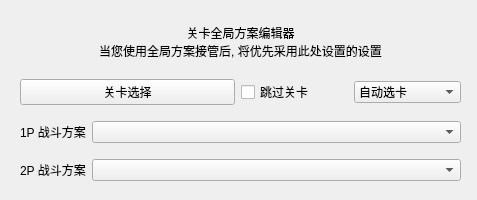
StareAbyss/FoodsVsMiceAutoAssistant, file resource/ui/StagePlanEditor.ui: the form before one commit.
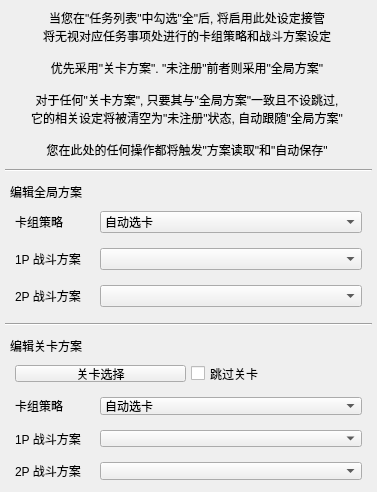
The form after the commit. Custom widgets are drawn as their Qt base class.

Commit message: feat(全局方案): 分离全局方案和关卡方案功能. 激活全局关卡方案功能后, 优先读取关卡方案, 没有则读取全局方案. 完成该功能的编辑器 / 读取和使用 / 默认配置 / 旧版兼容.

What changed in the file:
```diff
--- a/resource/ui/StagePlanEditor.ui
+++ b/resource/ui/StagePlanEditor.ui
@@ -6,8 +6,8 @@
    <rect>
     <x>0</x>
     <y>0</y>
-    <width>477</width>
-    <height>200</height>
+    <width>377</width>
+    <height>492</height>
    </rect>
   </property>
   <property name="windowTitle">
@@ -16,10 +16,10 @@
   <widget class="QWidget" name="verticalLayoutWidget">
    <property name="geometry">
     <rect>
-     <x>10</x>
-     <y>10</y>
-     <width>461</width>
-     <height>181</height>
+     <x>0</x>
+     <y>0</y>
+     <width>377</width>
+     <height>494</height>
     </rect>
    </property>
    <layout class="QVBoxLayout" name="verticalLayout">
@@ -37,11 +37,33 @@
     </property>
     <item>
      <layout class="QHBoxLayout" name="horizontalLayout_4">
+      <property name="spacing">
+       <number>5</number>
+      </property>
+      <property name="leftMargin">
+       <number>2</number>
+      </property>
+      <property name="topMargin">
+       <number>5</number>
+      </property>
+      <property name="rightMargin">
+       <number>5</number>
+      </property>
+      <property name="bottomMargin">
+       <number>5</number>
+      </property>
       <item>
        <widget class="QLabel" name="label_6">
         <property name="text">
-         <string>关卡全局方案编辑器
-当您使用全局方案接管后, 将优先采用此处设置的设置</string>
+         <string>当您在&quot;任务列表&quot;中勾选&quot;全&quot;后, 将启用此处设定接管
+将无视对应任务事项处进行的卡组策略和战斗方案设定
+
+优先采用&quot;关卡方案&quot;. &quot;未注册&quot;前者则采用&quot;全局方案&quot;
+
+对于任何&quot;关卡方案&quot;, 只要其与&quot;全局方案&quot;一致且不设跳过,
+它的相关设定将被清空为&quot;未注册&quot;状态, 自动跟随&quot;全局方案&quot;
+
+您在此处的任何操作都将触发&quot;方案读取&quot;和&quot;自动保存&quot;</string>
         </property>
         <property name="alignment">
          <set>Qt::AlignCenter</set>
@@ -51,7 +73,271 @@
      </layout>
     </item>
     <item>
-     <layout class="QHBoxLayout" name="horizontalLayout_3" stretch="2,1,1">
+     <widget class="Line" name="line_2">
+      <property name="orientation">
+       <enum>Qt::Horizontal</enum>
+      </property>
+     </widget>
+    </item>
+    <item>
+     <layout class="QVBoxLayout" name="verticalLayout_2">
+      <property name="spacing">
+       <number>5</number>
+      </property>
+      <property name="leftMargin">
+       <number>5</number>
+      </property>
+      <property name="topMargin">
+       <number>5</number>
+      </property>
+      <property name="rightMargin">
+       <number>5</number>
+      </property>
+      <property name="bottomMargin">
+       <number>5</number>
+      </property>
+      <item>
+       <widget class="QLabel" name="label_12">
+        <property name="sizePolicy">
+         <sizepolicy hsizetype="Preferred" vsizetype="Fixed">
+          <horstretch>0</horstretch>
+          <verstretch>0</verstretch>
+         </sizepolicy>
+        </property>
+        <property name="text">
+         <string>编辑全局方案</string>
+        </property>
+       </widget>
+      </item>
+      <item>
+       <layout class="QHBoxLayout" name="horizontalLayout_8" stretch="1,20">
+        <property name="leftMargin">
+         <number>5</number>
+        </property>
+        <property name="topMargin">
+         <number>5</number>
+        </property>
+        <property name="rightMargin">
+         <number>5</number>
+        </property>
+        <property name="bottomMargin">
+         <number>5</number>
+        </property>
+        <item>
+         <widget class="QLabel" name="label_11">
+          <property name="sizePolicy">
+           <sizepolicy hsizetype="Preferred" vsizetype="Fixed">
+            <horstretch>0</horstretch>
+            <verstretch>0</verstretch>
+           </sizepolicy>
+          </property>
+          <property name="minimumSize">
+           <size>
+            <width>80</width>
+            <height>0</height>
+           </size>
+          </property>
+          <property name="text">
+           <string>卡组策略</string>
+          </property>
+         </widget>
+        </item>
+        <item>
+         <widget class="QComboBox" name="GlobalDeckBox">
+          <property name="sizePolicy">
+           <sizepolicy hsizetype="Preferred" vsizetype="Fixed">
+            <horstretch>0</horstretch>
+            <verstretch>0</verstretch>
+           </sizepolicy>
+          </property>
+          <property name="minimumSize">
+           <size>
+            <width>0</width>
+            <height>0</height>
+           </size>
+          </property>
+          <property name="currentText">
+           <string>自动选卡</string>
+          </property>
+          <item>
+           <property name="text">
+            <string>自动选卡</string>
+           </property>
+          </item>
+          <item>
+           <property name="text">
+            <string>1</string>
+           </property>
+          </item>
+          <item>
+           <property name="text">
+            <string>2</string>
+           </property>
+          </item>
+          <item>
+           <property name="text">
+            <string>3</string>
+           </property>
+          </item>
+          <item>
+           <property name="text">
+            <string>4</string>
+           </property>
+          </item>
+          <item>
+           <property name="text">
+            <string>5</string>
+           </property>
+          </item>
+          <item>
+           <property name="text">
+            <string>6</string>
+           </property>
+          </item>
+         </widget>
+        </item>
+       </layout>
+      </item>
+      <item>
+       <layout class="QHBoxLayout" name="horizontalLayout_6" stretch="1,20">
+        <property name="leftMargin">
+         <number>5</number>
+        </property>
+        <property name="topMargin">
+         <number>5</number>
+        </property>
+        <property name="rightMargin">
+         <number>5</number>
+        </property>
+        <property name="bottomMargin">
+         <number>5</number>
+        </property>
+        <item>
+         <widget class="QLabel" name="label_7">
+          <property name="sizePolicy">
+           <sizepolicy hsizetype="Preferred" vsizetype="Fixed">
+            <horstretch>0</horstretch>
+            <verstretch>0</verstretch>
+           </sizepolicy>
+          </property>
+          <property name="minimumSize">
+           <size>
+            <width>80</width>
+            <height>0</height>
+           </size>
+          </property>
+          <property name="text">
+           <string>1P 战斗方案</string>
+          </property>
+         </widget>
+        </item>
+        <item>
+         <widget class="QComboBox" name="GlobalBattlePlanBox1P">
+          <property name="sizePolicy">
+           <sizepolicy hsizetype="Preferred" vsizetype="Fixed">
+            <horstretch>0</horstretch>
+            <verstretch>0</verstretch>
+           </sizepolicy>
+          </property>
+          <property name="currentText">
+           <string/>
+          </property>
+          <property name="currentIndex">
+           <number>-1</number>
+          </property>
+         </widget>
+        </item>
+       </layout>
+      </item>
+      <item>
+       <layout class="QHBoxLayout" name="horizontalLayout_7" stretch="1,20">
+        <property name="leftMargin">
+         <number>5</number>
+        </property>
+        <property name="topMargin">
+         <number>5</number>
+        </property>
+        <property name="rightMargin">
+         <number>5</number>
+        </property>
+        <property name="bottomMargin">
+         <number>5</number>
+        </property>
+        <item>
+         <widget class="QLabel" name="label_8">
+          <property name="sizePolicy">
+           <sizepolicy hsizetype="Preferred" vsizetype="Fixed">
+            <horstretch>0</horstretch>
+            <verstretch>0</verstretch>
+           </sizepolicy>
+          </property>
+          <property name="minimumSize">
+           <size>
+            <width>80</width>
+            <height>0</height>
+           </size>
+          </property>
+          <property name="text">
+           <string>2P 战斗方案</string>
+          </property>
+         </widget>
+        </item>
+        <item>
+         <widget class="QComboBox" name="GlobalBattlePlanBox2P">
+          <property name="sizePolicy">
+           <sizepolicy hsizetype="Preferred" vsizetype="Fixed">
+            <horstretch>0</horstretch>
+            <verstretch>0</verstretch>
+           </sizepolicy>
+          </property>
+          <property name="currentText">
+           <string/>
+          </property>
+         </widget>
+        </item>
+       </layout>
+      </item>
+     </layout>
+    </item>
+    <item>
+     <widget class="Line" name="line">
+      <property name="orientation">
+       <enum>Qt::Horizontal</enum>
+      </property>
+     </widget>
+    </item>
+    <item>
+     <layout class="QVBoxLayout" name="verticalLayout_3">
+      <property name="spacing">
+       <number>5</number>
+      </property>
+      <property name="leftMargin">
+       <number>5</number>
+      </property>
+      <property name="topMargin">
+       <number>5</number>
+      </property>
+      <property name="rightMargin">
+       <number>5</number>
+      </property>
+      <property name="bottomMargin">
+       <number>5</number>
+      </property>
+      <item>
+       <widget class="QLabel" name="label_10">
+        <property name="sizePolicy">
+         <sizepolicy hsizetype="Preferred" vsizetype="Fixed">
+          <horstretch>0</horstretch>
+          <verstretch>0</verstretch>
+         </sizepolicy>
+        </property>
+        <property name="text">
+         <string>编辑关卡方案</string>
+        </property>
+       </widget>
+      </item>
+      <item>
+       <layout class="QHBoxLayout" name="horizontalLayout_3" stretch="1,1">
       <property name="leftMargin">
        <number>5</number>
       </property>
@@ -90,8 +376,43 @@
         </property>
        </widget>
       </item>
+       </layout>
+      </item>
       <item>
-       <widget class="QComboBox" name="deck_box">
+       <layout class="QHBoxLayout" name="horizontalLayout_5" stretch="1,20">
+        <property name="leftMargin">
+         <number>5</number>
+        </property>
+        <property name="topMargin">
+         <number>5</number>
+        </property>
+        <property name="rightMargin">
+         <number>5</number>
+        </property>
+        <property name="bottomMargin">
+         <number>5</number>
+        </property>
+        <item>
+         <widget class="QLabel" name="label_9">
+          <property name="sizePolicy">
+           <sizepolicy hsizetype="Preferred" vsizetype="Fixed">
+            <horstretch>0</horstretch>
+            <verstretch>0</verstretch>
+           </sizepolicy>
+          </property>
+          <property name="minimumSize">
+           <size>
+            <width>80</width>
+            <height>0</height>
+           </size>
+          </property>
+          <property name="text">
+           <string>卡组策略</string>
+          </property>
+         </widget>
+        </item>
+        <item>
+         <widget class="QComboBox" name="StageDeckBox">
         <property name="sizePolicy">
          <sizepolicy hsizetype="Preferred" vsizetype="Fixed">
           <horstretch>0</horstretch>
@@ -168,6 +489,18 @@
           <verstretch>0</verstretch>
          </sizepolicy>
         </property>
+          <property name="minimumSize">
+           <size>
+            <width>80</width>
+            <height>0</height>
+           </size>
+          </property>
+          <property name="maximumSize">
+           <size>
+            <width>1677213</width>
+            <height>16777215</height>
+           </size>
+          </property>
         <property name="text">
          <string>1P 战斗方案</string>
         </property>
@@ -213,6 +546,18 @@
           <verstretch>0</verstretch>
          </sizepolicy>
         </property>
+          <property name="minimumSize">
+           <size>
+            <width>80</width>
+            <height>0</height>
+           </size>
+          </property>
+          <property name="maximumSize">
+           <size>
+            <width>16777215</width>
+            <height>16777215</height>
+           </size>
+          </property>
         <property name="text">
          <string>2P 战斗方案</string>
         </property>
@@ -230,6 +575,8 @@
          <string/>
         </property>
        </widget>
+        </item>
+       </layout>
       </item>
      </layout>
     </item>
```
Left out of the diff: 6 changed lines with no effect on the pictures. Lines whose indentation alone changed are shown as unchanged. The commit also changes 3 other files.
